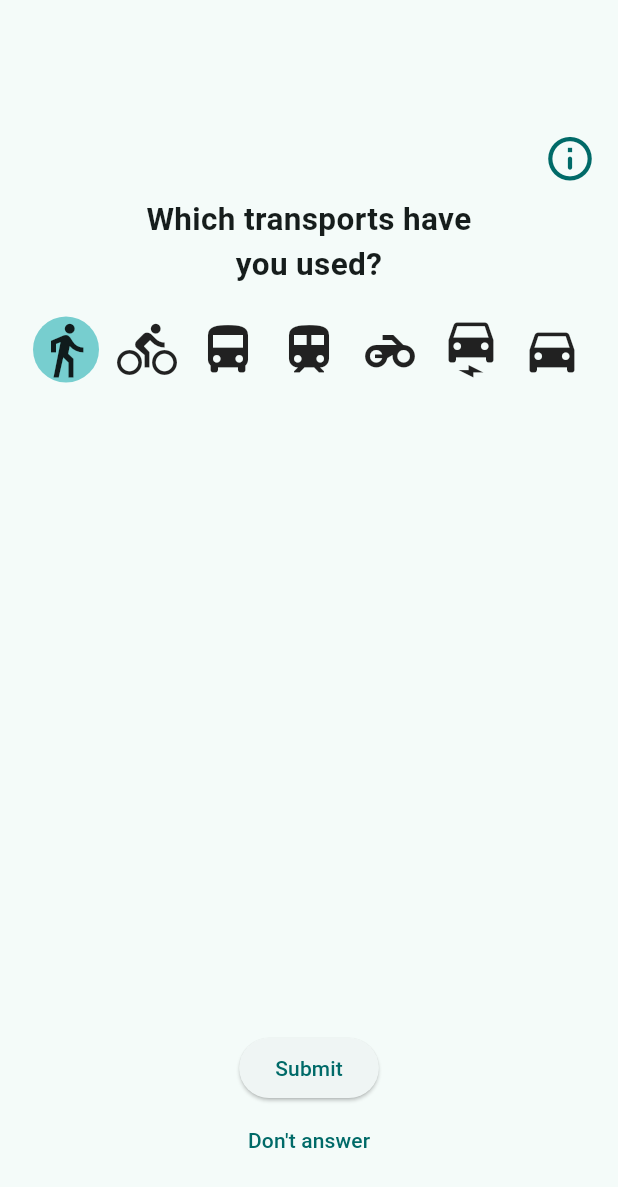
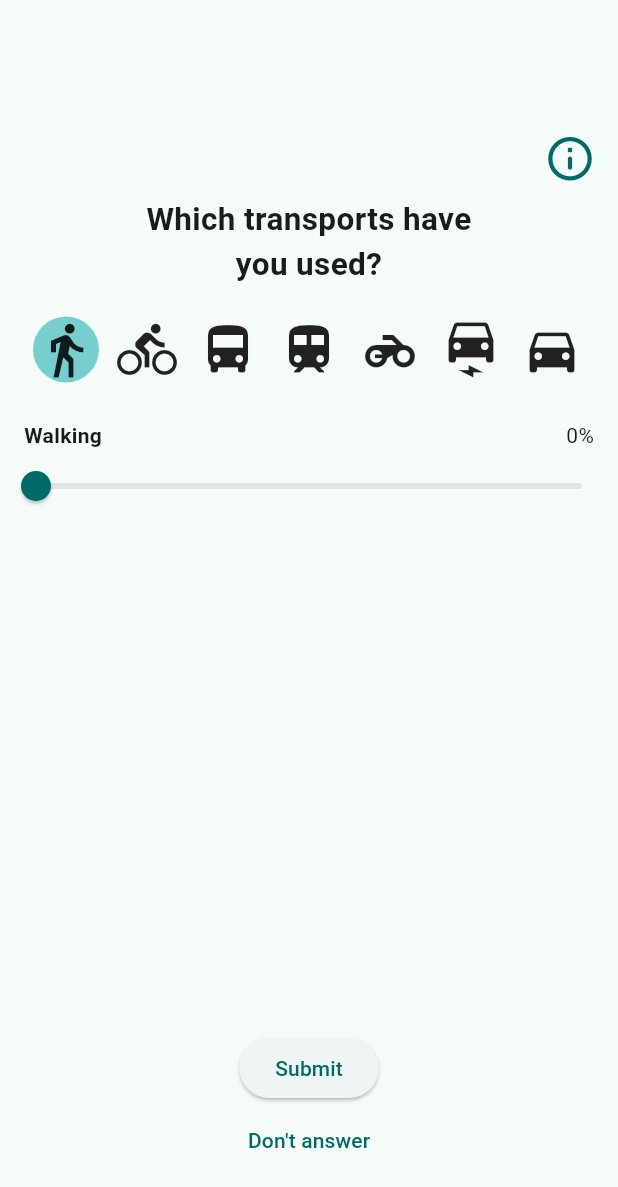
Before and after one commit to pes2324q2-gei-upc/Greeny, a Flutter app: the FormFinalPage screen opened directly with empty values, after a tap on the "directions walk" icon, on a phone screen of 412 x 824 dp. Shown: the top 1187 px of the screen. Run offline on Flutter 3.47's test engine with Material 3 defaults, Android fonts, the phone set to English and light mode, and no system bars; our stand-ins replace flutter_cache_manager, flutter_dotenv, flutter_rating_bar, flutter_secure_storage, flutter_translate, geolocator and 3 more; missing offline and left inert: fluster, model_viewer_plus; accounts and stored records are empty.

Commit message:
tasca #94, sliders, finalitzada

```diff
--- a/App/greeny/lib/City/form_final.dart
+++ b/App/greeny/lib/City/form_final.dart
@@ -28,11 +28,16 @@ class _FormFinalPageState extends State<FormFinalPage> {
     'Electric Car',
     'Car'
   ];
+  final Map<String, double> transportPercentages = {};
 
   @override
   Widget build(BuildContext context) {
     return Scaffold(
-      body: Center(
+      body: CustomScrollView(
+        scrollDirection: Axis.vertical,
+        slivers: [
+          SliverFillRemaining(
+            hasScrollBody: false,
             child: Container(
               padding: const EdgeInsets.fromLTRB(0, 40, 0, 40),
               child: Column(
@@ -48,7 +53,8 @@ class _FormFinalPageState extends State<FormFinalPage> {
                         children: [
                           TextButton(
                             onPressed: _showInformationDialog,
-                        child: const Icon(Icons.info_outline_rounded, size: 35),
+                            child: const Icon(Icons.info_outline_rounded,
+                                size: 35),
                           ),
                         ],
                       ),
@@ -68,14 +74,15 @@ class _FormFinalPageState extends State<FormFinalPage> {
                                 onTap: () => _toggleTransport(index),
                                 child: Container(
                                   padding: const EdgeInsets.all(1),
-                              margin:
-                                  const EdgeInsets.symmetric(horizontal: 5.0),
+                                  margin: const EdgeInsets.symmetric(
+                                      horizontal: 5.0),
                                   decoration: BoxDecoration(
                                     color: isSelected[index]
                                         ? const Color.fromARGB(131, 1, 164, 167)
                                         : null,
                                     borderRadius: BorderRadius.circular(30),
-                                border: Border.all(color: Colors.transparent),
+                                    border:
+                                        Border.all(color: Colors.transparent),
                                   ),
                                   child: Icon(
                                     _getTransportIcon(index),
@@ -85,6 +92,8 @@ class _FormFinalPageState extends State<FormFinalPage> {
                               );
                             }),
                           )),
+                      const SizedBox(height: 25.0),
+                      ..._buildSliders(),
                     ],
                   ),
                   Column(
@@ -102,6 +111,8 @@ class _FormFinalPageState extends State<FormFinalPage> {
                 ],
               ),
             ),
+          ),
+        ],
       ),
     );
   }
@@ -128,6 +139,27 @@ class _FormFinalPageState extends State<FormFinalPage> {
   void _toggleTransport(int index) {
     setState(() {
       isSelected[index] = !isSelected[index];
+      if (isSelected[index]) {
+        if (index == 3) {
+          // 'Train, Metro, Tram, FGC' option selected
+          transportPercentages['Train'] = 0.0;
+          transportPercentages['Metro'] = 0.0;
+          transportPercentages['Tram'] = 0.0;
+          transportPercentages['FGC'] = 0.0;
+        } else {
+          transportPercentages[transportModes[index]] = 0.0;
+        }
+      } else {
+        if (index == 3) {
+          // 'Train, Metro, Tram, FGC' option deselected
+          transportPercentages.remove('Train');
+          transportPercentages.remove('Metro');
+          transportPercentages.remove('Tram');
+          transportPercentages.remove('FGC');
+        } else {
+          transportPercentages.remove(transportModes[index]);
+        }
+      }
     });
   }
 
@@ -191,7 +223,9 @@ class _FormFinalPageState extends State<FormFinalPage> {
         title: Text(translate("Are you sure?")),
         content: Text(
             translate(
-                "You chose not to answer. You will not get extra points to improve your city and your transports statics won't be updated."),
+              "You chose not to answer. You will not get extra points to improve "
+              "your city and your transports statics won't be updated.",
+            ),
             textAlign: TextAlign.justify),
         actions: <Widget>[
           TextButton(
@@ -229,9 +263,9 @@ class _FormFinalPageState extends State<FormFinalPage> {
     await httpPost(
         'api/send-form-transports',
         jsonEncode({
-          'selectedTransports': _getSelectedTransports(),
           'totalDistance': widget.totalDistance,
           'startedAt': widget.startedAt.toIso8601String(),
+          'transportPercentages': transportPercentages,
         }),
         'application/json');
 
@@ -245,21 +279,50 @@ class _FormFinalPageState extends State<FormFinalPage> {
   }
 
   Future<void> _sendData() async {
-    List<String> selectedTransports = _getSelectedTransports();
-    if (selectedTransports.isEmpty) {
+    if (transportPercentages.isEmpty) {
       _showExitDialog();
     } else {
       _sendDataToServer();
     }
   }
 
-  List<String> _getSelectedTransports() {
-    List<String> selectedTransports = [];
-    for (int i = 0; i < isSelected.length; i++) {
-      if (isSelected[i]) {
-        selectedTransports.add(transportModes[i]);
+  void _updateSliderValue(String mode, double value) {
+    setState(() {
+      double roundedValue = (value / 5).round() * 5.0;
+      transportPercentages[mode] = roundedValue;
+      double totalPercentage =
+          transportPercentages.values.fold(0.0, (prev, curr) => prev + curr);
+      if (totalPercentage > 100.0) {
+        double excess = totalPercentage - 100.0;
+        transportPercentages[mode] = roundedValue - excess;
+      }
+    });
+  }
+
+  List<Widget> _buildSliders() {
+    return transportPercentages.keys.map((mode) {
+      return Column(
+        children: [
+          Container(
+            padding: const EdgeInsets.symmetric(horizontal: 16.0),
+            child: Row(
+              mainAxisAlignment: MainAxisAlignment.spaceBetween,
+              children: [
+                Text(mode, style: const TextStyle(fontWeight: FontWeight.bold)),
+                Text('${transportPercentages[mode]!.round()}%'),
+              ],
+            ),
+          ),
+          Slider(
+            value: transportPercentages[mode]!,
+            min: 0,
+            max: 100,
+            onChanged: (double value) {
+              _updateSliderValue(mode, value);
+            },
+          ),
+        ],
+      );
+    }).toList();
   }
 }
-    return selectedTransports;
-  }
-}
```
Also changed, not shown: App/greeny/lib/Statistics/routes.dart (+21 -9 lines), 4 other files. Lines whose indentation alone changed are shown as unchanged.
